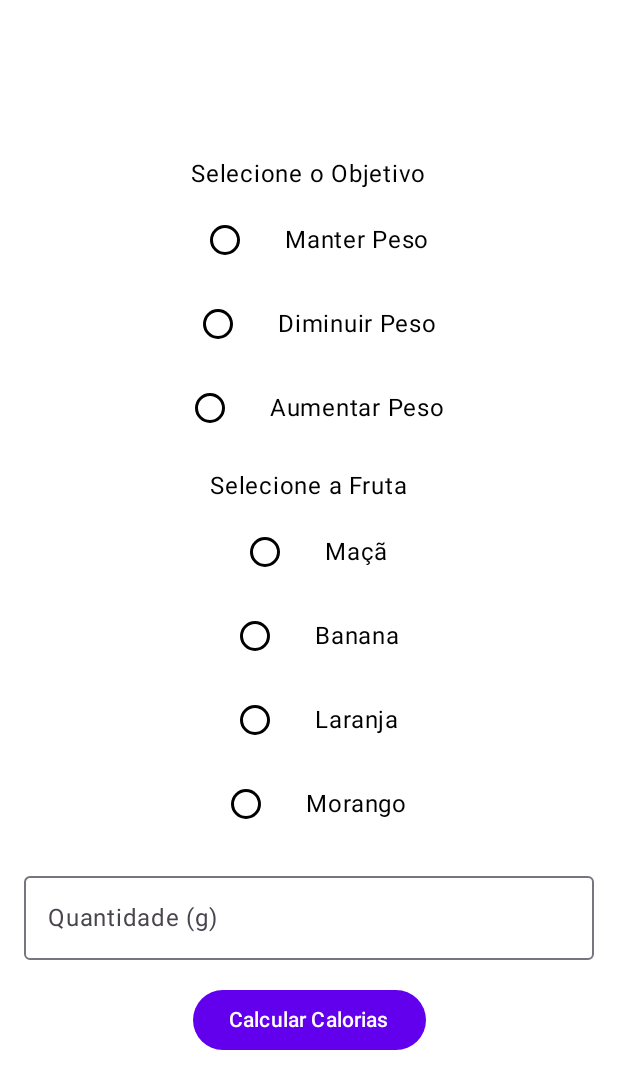
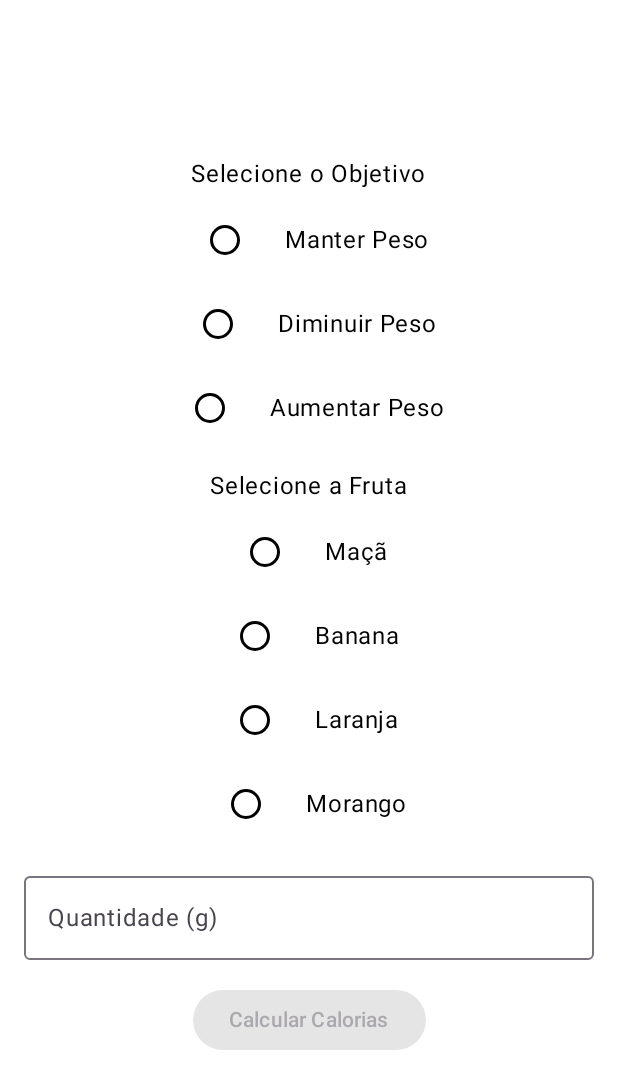
Before and after one commit to Rodrigo261/trabalho_final, an Android app built with Jetpack Compose: the FrutaActivity screen opened directly, with no data from a screen before it, on a phone screen of 412 x 824 dp. Shown: the top 1089 px of the screen. Run offline under Robolectric (Android 15) with nearby library versions, the phone set to English and light mode, and no system bars.

Commit message:
adicionar validaçoes em FrutaScreen

```diff
--- a/app/src/main/java/FrutaScreen.kt
+++ b/app/src/main/java/FrutaScreen.kt
@@ -17,6 +17,7 @@ fun FrutaScreen() {
     var quantidade by rememberSaveable { mutableStateOf("") }
     var totalCalorias by rememberSaveable { mutableStateOf(0) }
     var showResult by rememberSaveable { mutableStateOf(false) }
+    var quantidadeValida by rememberSaveable { mutableStateOf(true) }
 
     val frutas = listOf(
         "Maçã",
@@ -107,18 +108,32 @@ fun FrutaScreen() {
 
         OutlinedTextField(
             value = quantidade,
-            onValueChange = { quantidade = it },
+            onValueChange = {
+                quantidade = it
+                quantidadeValida = quantidade.toIntOrNull()?.let { it > 0 } ?: false
+            },
             label = { Text("Quantidade (g)") },
-            modifier = Modifier.fillMaxWidth()
+            modifier = Modifier.fillMaxWidth(),
+            isError = !quantidadeValida
         )
+        if (!quantidadeValida) {
+            Text(
+                text = "Por favor, insira um valor positivo.",
+                color = Color.Red,
+                style = MaterialTheme.typography.bodySmall
+            )
+        }
 
         Spacer(modifier = Modifier.height(16.dp))
 
-        Button(onClick = {
-            val calorias = atualizarCaloriasFruta(fruta, quantidade)
-            totalCalorias = calorias
-            showResult = true
-        }) {
+        Button(
+            onClick = {
+                val calorias = atualizarCaloriasFruta(fruta, quantidade)
+                totalCalorias = calorias
+                showResult = true
+            },
+            enabled = fruta.isNotEmpty() && quantidadeValida
+        ) {
             Text(text = "Calcular Calorias")
         }
 
@@ -129,6 +144,7 @@ fun FrutaScreen() {
         }
     }
 }
+
 
 fun calcularCaloriasPorGramaFruta(fruta: String): Int {
     return when (fruta) {
```
